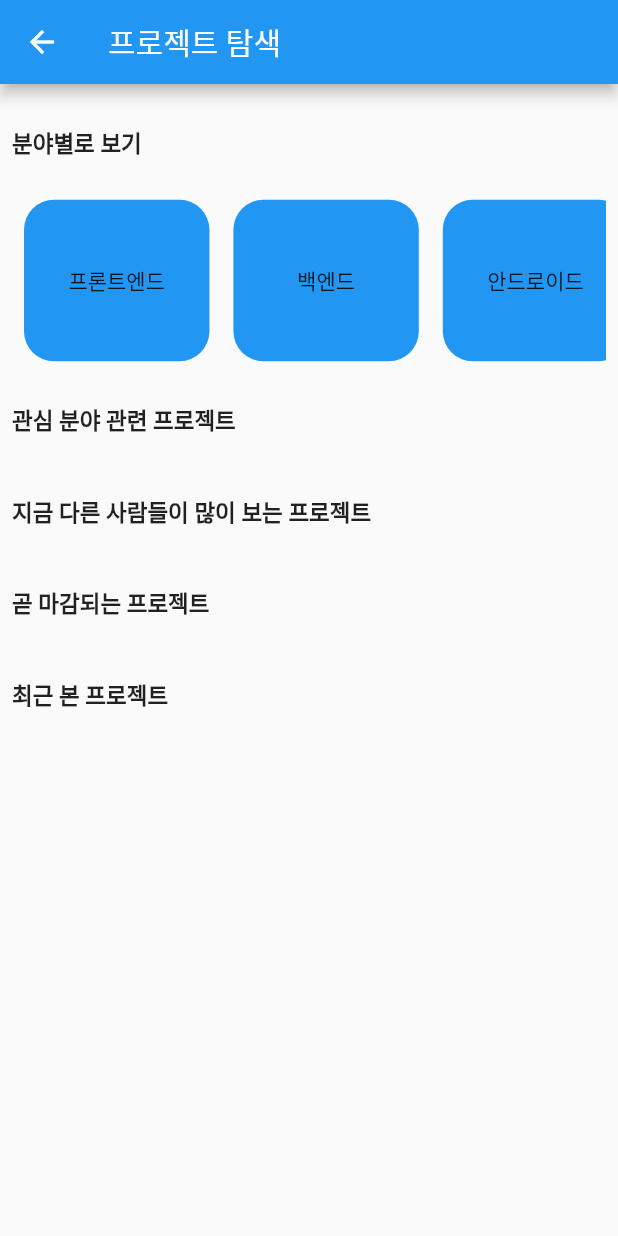
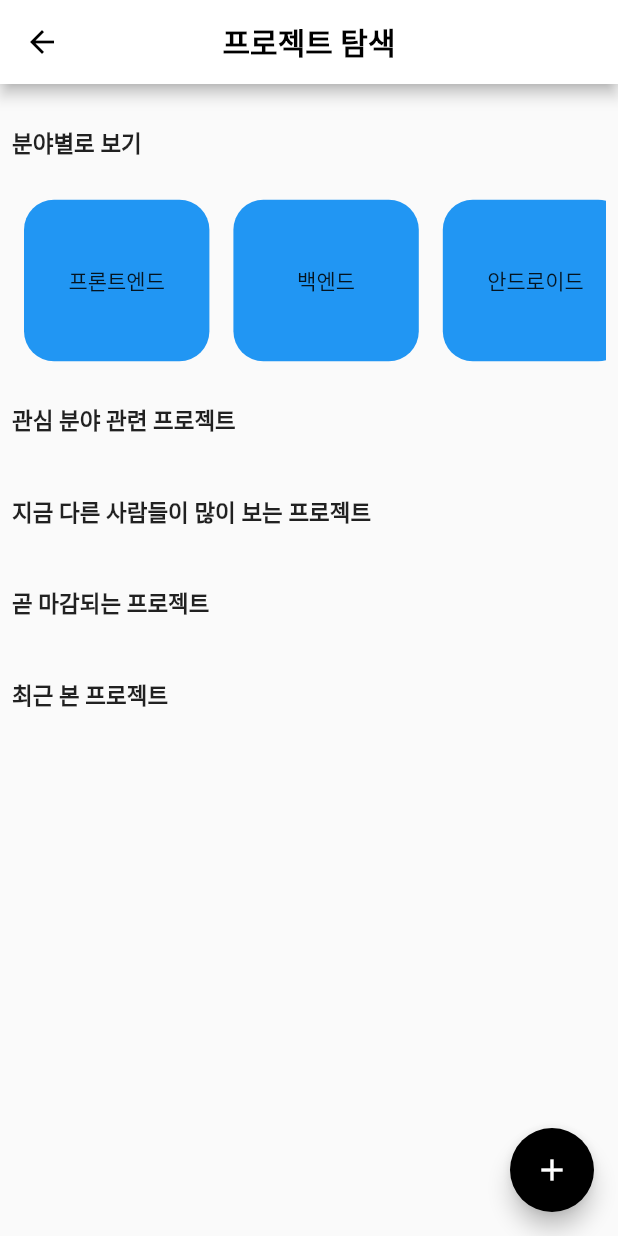
Before and after one commit to Can-U-Join-Us/CUJU-AOS, a Flutter app: the ProjectPage screen opened directly, on a phone screen of 412 x 824 dp. Run offline on Flutter 3.47's test engine with Material 2 defaults, Android fonts, the phone set to English and light mode, and no system bars; our stand-ins replace flutter_secure_storage, smooth_page_indicator; missing offline and left inert: checkbox_formfield; accounts and stored records are empty.

Commit message:
라이브러리 추가

```diff
--- a/lib/pages/navigations/project_page.dart
+++ b/lib/pages/navigations/project_page.dart
@@ -1,3 +1,5 @@
+import 'package:canyoujoinus/pages/posts/add_project.dart';
+
 import '/pages/inFields/android_page.dart';
 import '/pages/inFields/backend_page.dart';
 import '/pages/inFields/design_page.dart';
@@ -27,7 +29,13 @@ class _ProjectPageState extends State<ProjectPage> {
   Widget build(BuildContext context) {
     return Scaffold(
       appBar: AppBar(
-        title: Text("프로젝트 탐색"),
+        centerTitle: true,
+        title: Text(
+          "프로젝트 탐색",
+          style: TextStyle(color: Colors.black, fontWeight: FontWeight.bold),
+        ),
+        backgroundColor: Colors.white,
+        iconTheme: IconThemeData(color: Colors.black),
       ),
       body: SingleChildScrollView(
         child: Padding(
@@ -49,6 +57,17 @@ class _ProjectPageState extends State<ProjectPage> {
           ),
         ),
       ),
+      floatingActionButton: FloatingActionButton(
+        child : Icon(
+          Icons.add,
+          color: Colors.white,
+        ),
+        backgroundColor: Colors.black,
+        onPressed: () {
+          Navigator.of(context).pushNamed(AddProjectPage.routeName);
+        },
+      ),
+      floatingActionButtonLocation: FloatingActionButtonLocation.endFloat
     );
   }
 
--- a/pubspec.yaml
+++ b/pubspec.yaml
@@ -23,11 +23,14 @@ environment:
 dependencies:
   flutter:
     sdk: flutter
+  flutter_localizations:
+    sdk: flutter
   intl:
   smooth_page_indicator: ^1.0.0+2
   checkbox_formfield: ^0.1.0+3
   flutter_secure_storage: ^5.0.2
   provider: ^6.0.1
+  flutter_rounded_date_picker: ^2.0.2
 
 
   # The following adds the Cupertino Icons font to your application.
```
Also changed, not shown: pubspec.lock.
